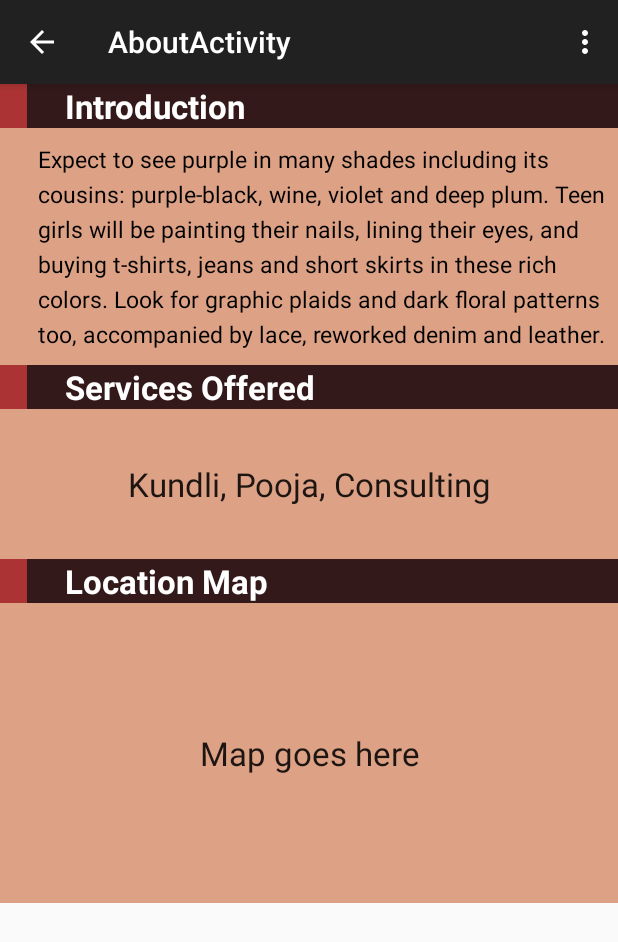
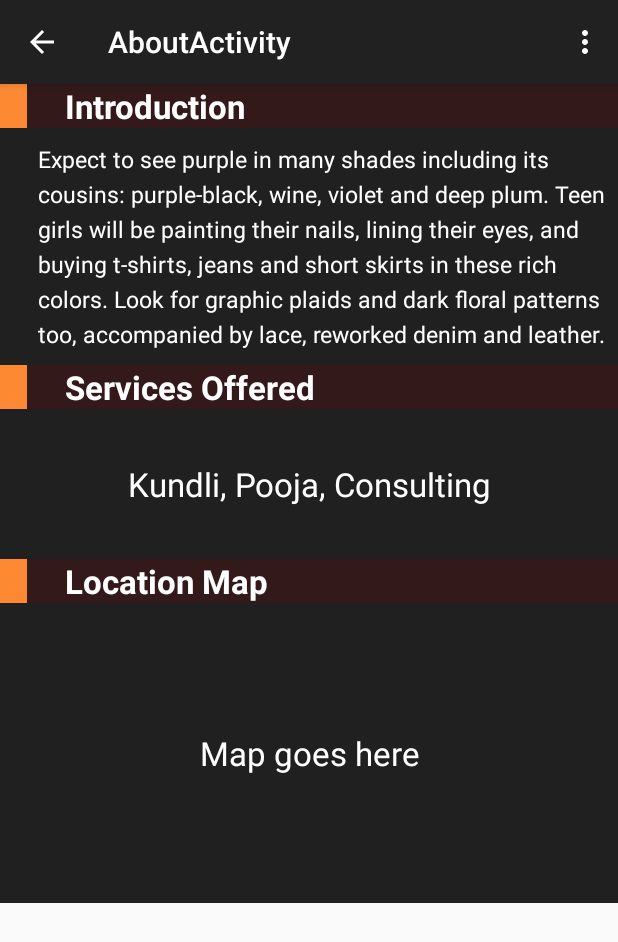
Before and after one commit to guneshpatil/GanrajAstrology, an Android app: the AboutActivity screen opened directly, with no data from a screen before it, on a phone screen of 412 x 824 dp. Shown: the top 942 px of the screen. Run offline under Robolectric (Android 15) with nearby library versions, the phone set to English and light mode, and no system bars; 1 statement that could not run was skipped.

Commit message:
Design refinements

```diff
--- a/app/src/main/java/business/forscherlabs/ganrajastrology/AboutActivity.java
+++ b/app/src/main/java/business/forscherlabs/ganrajastrology/AboutActivity.java
@@ -1,5 +1,7 @@
 package business.forscherlabs.ganrajastrology;
 
+import android.app.ActionBar;
+import android.graphics.drawable.ColorDrawable;
 import android.os.Bundle;
 import android.support.v4.app.Fragment;
 import android.support.v7.app.ActionBarActivity;
@@ -17,6 +19,10 @@ public class AboutActivity extends ActionBarActivity {
     protected void onCreate(Bundle savedInstanceState) {
         super.onCreate(savedInstanceState);
         setContentView(R.layout.activity_about);
+
+        ActionBar actionBar = getActionBar();
+        actionBar.setBackgroundDrawable(new ColorDrawable(R.style.btn_background));
+
         if (savedInstanceState == null) {
             getSupportFragmentManager().beginTransaction()
                     .add(R.id.container, new PlaceholderFragment())
--- a/app/src/main/java/business/forscherlabs/ganrajastrology/MainActivity.java
+++ b/app/src/main/java/business/forscherlabs/ganrajastrology/MainActivity.java
@@ -16,7 +16,7 @@ public class MainActivity extends ActionBarActivity {
         setContentView(R.layout.activity_main);
 
         ActionBar actionBar = getActionBar();
-        actionBar.setBackgroundDrawable(new ColorDrawable(R.color.action_bar));
+        actionBar.setBackgroundDrawable(new ColorDrawable(R.style.btn_background));
 
         if (savedInstanceState == null) {
             getSupportFragmentManager().beginTransaction()
--- a/app/src/main/res/drawable/app_background.xml
+++ b/app/src/main/res/drawable/app_background.xml
@@ -1,4 +1,5 @@
 <?xml version="1.0" encoding="utf-8"?>
+
 <bitmap xmlns:android="http://schemas.android.com/apk/res/android"
-    android:src="@drawable/bg_pattern"
-    android:tileMode="repeat"/>
+    android:src="@drawable/app_bg">
+    </bitmap>
--- a/app/src/main/res/layout/fragment_about.xml
+++ b/app/src/main/res/layout/fragment_about.xml
@@ -9,7 +9,6 @@
     xmlns:tools="http://schemas.android.com/tools"
     android:layout_width="match_parent"
     android:layout_height="match_parent"
-    android:background="#253939"
     tools:context="business.forscherlabs.ganrajastrology.AboutActivity$PlaceholderFragment">
 
     <TableRow
@@ -48,11 +47,11 @@
             android:layout_width="fill_parent"
             android:layout_height="match_parent"
             android:layout_span="3"
-            android:background="@color/info_description"
             android:text="@string/about_me"
             android:gravity="center_vertical"
             android:paddingLeft="25sp"
             android:textAppearance="@style/description_text"
+            style="@style/description_text_background"
             android:lineSpacingExtra="5sp"
             android:paddingTop="10sp"
             android:paddingBottom="10sp"
@@ -95,10 +94,11 @@
             android:layout_width="fill_parent"
             android:layout_height="100sp"
             android:layout_span="3"
-            android:background="@color/info_description"
             android:text="Kundli, Pooja, Consulting"
             android:gravity="center"
             android:textAppearance="@android:style/TextAppearance.Large"
+            android:textColor="#ffffff"
+            style="@style/description_text_background"
             android:lineSpacingExtra="5sp"
             android:paddingTop="10sp"
             android:paddingBottom="10sp"
@@ -140,10 +140,11 @@
         android:layout_width="fill_parent"
         android:layout_height="200sp"
         android:layout_span="3"
-        android:background="@color/info_description"
         android:text="Map goes here"
         android:gravity="center"
         android:textAppearance="@android:style/TextAppearance.Large"
+        android:textColor="#ffffff"
+        style="@style/description_text_background"
         android:lineSpacingExtra="5sp"
         android:paddingTop="10sp"
         android:paddingBottom="10sp"
--- a/app/src/main/res/values/dimens.xml
+++ b/app/src/main/res/values/dimens.xml
@@ -3,7 +3,7 @@
     <dimen name="activity_horizontal_margin">16dp</dimen>
     <dimen name="activity_vertical_margin">16dp</dimen>
     <color name="action_bar">#B81D18</color>
-    <color name="info_title_left">#AB3334</color>
+    <color name="info_title_left">#FD8A33</color>
     <color name="info_title">#331919</color>
     <color name="info_description">#DDA185</color>
 </resources>
--- a/app/src/main/res/values/styles.xml
+++ b/app/src/main/res/values/styles.xml
@@ -13,12 +13,17 @@
 
     <style name="description_text">
         <item name="android:textSize">15sp</item>
-        <item name="android:textColor">#000000</item>
+        <item name="android:textColor">#ffffff</item>
     </style>
 
     <style name="btn_background">
         <item name="android:background">#B81D18</item>
         <item name="android:textColor">#ffffff</item>
+        <item name="android:alpha">0.85</item>
+    </style>
+
+    <style name="description_text_background">
+        <item name="android:background">#202020</item>
     </style>
 
 </resources>
```
Also changed, not shown: app/src/main/res/layout/fragment_main.xml (+19 -5 lines), app/src/main/res/drawable/app_bg.png (added).
